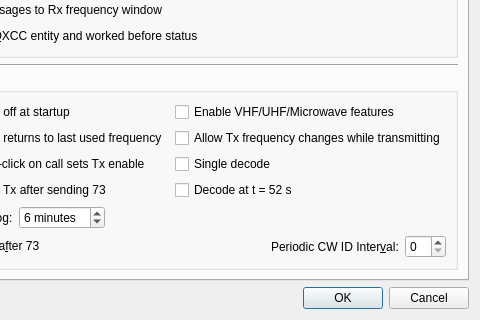
Old version of the form Configuration.ui in the repository saitohirga/WSJT-X; both pictures show x 93 to 573 and y 271 to 591 of the 573 by 591 pixel window.
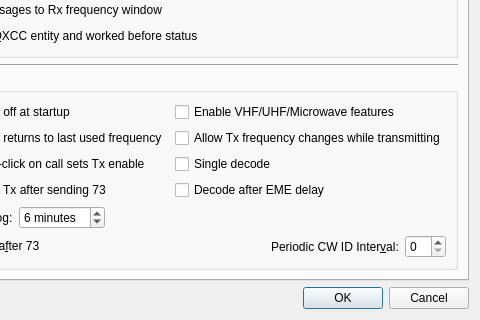
New version of the form.

Commit message: Extend the Rx period in QRA64 mode to 53.5 s; an improved label on Settings -> General tab.

Diff of the .ui file:
```diff
--- a/Configuration.ui
+++ b/Configuration.ui
@@ -272,7 +272,7 @@
           <item row="3" column="1">
            <widget class="QCheckBox" name="decode_at_52s_check_box">
             <property name="text">
-             <string>Decode at t = 52 s</string>
+             <string>Decode after EME delay</string>
             </property>
            </widget>
           </item>
```
Left out of the diff: 6 changed lines with no effect on the pictures. The commit also changes 1 other file.
